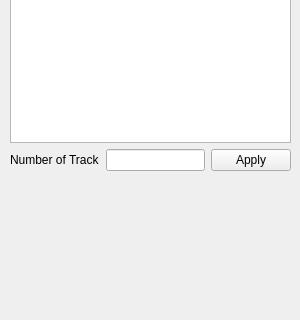
Above: forms/trackpropertywidget.ui from JuPedSim/jpseditor before the change; both pictures show x 0 to 300 and y 110 to 430 of the 300 by 600 pixel window. Below: the same form after it.
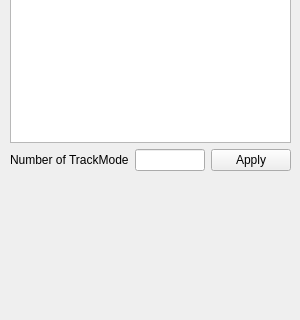
That is the form after the change.

Patch:
```diff
--- a/forms/trackpropertywidget.ui
+++ b/forms/trackpropertywidget.ui
@@ -50,7 +50,7 @@
       <item>
        <widget class="QLabel" name="label_2">
         <property name="text">
-         <string>Number of Track</string>
+         <string>Number of TrackMode</string>
         </property>
        </widget>
       </item>
```
Left out of the diff: 2 changed lines with no effect on the pictures.
